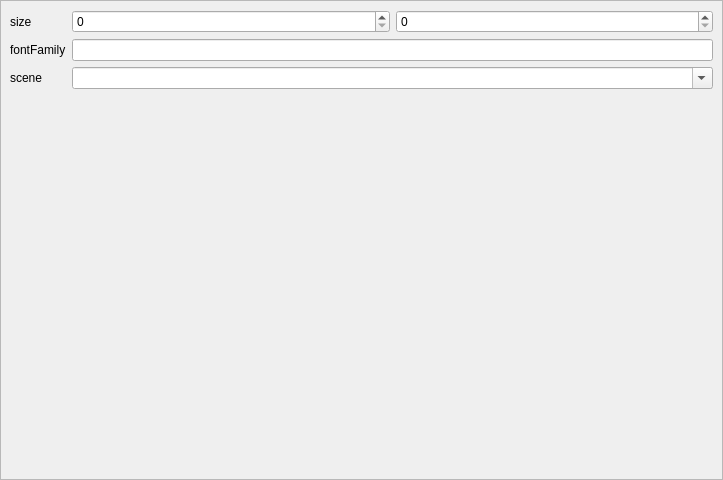
Above: creator/src/n_config_app_widget.ui from h13i32maru/navyjs-legacy2 before the change. Below: the same form after it.
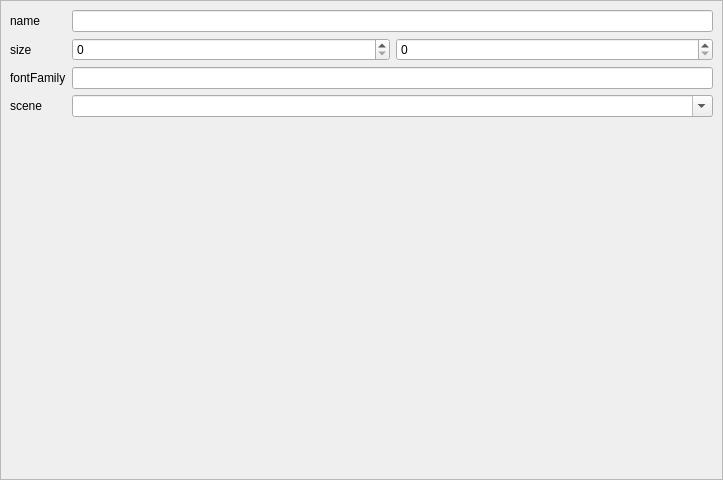
That is the form after the change. Custom widgets are drawn as their Qt base class.

```diff
--- a/creator/src/n_config_app_widget.ui
+++ b/creator/src/n_config_app_widget.ui
@@ -50,7 +50,7 @@
       <enum>QFrame::Raised</enum>
      </property>
      <layout class="QGridLayout" name="gridLayout">
-      <item row="0" column="1">
+      <item row="1" column="1">
        <widget class="QSpinBox" name="appSizeWidth">
         <property name="sizePolicy">
          <sizepolicy hsizetype="Expanding" vsizetype="Fixed">
@@ -63,14 +63,14 @@
         </property>
        </widget>
       </item>
-      <item row="0" column="0">
+      <item row="1" column="0">
        <widget class="QLabel" name="label">
         <property name="text">
          <string>size</string>
         </property>
        </widget>
       </item>
-      <item row="0" column="2">
+      <item row="1" column="2">
        <widget class="QSpinBox" name="appSizeHeight">
         <property name="sizePolicy">
          <sizepolicy hsizetype="Expanding" vsizetype="Fixed">
@@ -83,14 +83,14 @@
         </property>
        </widget>
       </item>
-      <item row="2" column="0">
+      <item row="3" column="0">
        <widget class="QLabel" name="label_2">
         <property name="text">
          <string>scene</string>
         </property>
        </widget>
       </item>
-      <item row="3" column="1">
+      <item row="4" column="1">
        <spacer name="verticalSpacer">
         <property name="orientation">
          <enum>Qt::Vertical</enum>
@@ -103,7 +103,7 @@
         </property>
        </spacer>
       </item>
-      <item row="2" column="1" colspan="2">
+      <item row="3" column="1" colspan="2">
        <widget class="NComboBox" name="appStartScene">
         <property name="sizePolicy">
          <sizepolicy hsizetype="Expanding" vsizetype="Fixed">
@@ -116,16 +116,26 @@
         </property>
        </widget>
       </item>
-      <item row="1" column="0">
+      <item row="2" column="0">
        <widget class="QLabel" name="label_3">
         <property name="text">
          <string>fontFamily</string>
         </property>
        </widget>
       </item>
-      <item row="1" column="1" colspan="2">
+      <item row="2" column="1" colspan="2">
        <widget class="QLineEdit" name="appFontFamily"/>
       </item>
+      <item row="0" column="0">
+       <widget class="QLabel" name="label_4">
+        <property name="text">
+         <string>name</string>
+        </property>
+       </widget>
+      </item>
+      <item row="0" column="1" colspan="2">
+       <widget class="QLineEdit" name="appName"/>
+      </item>
      </layout>
     </widget>
    </item>
```
